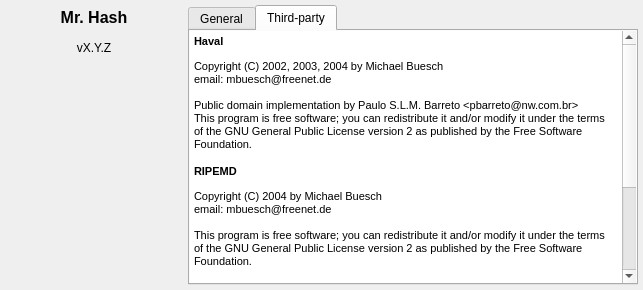
The window that ui/about.ui (rikyoz/MrHash) describes before a commit, drawn with Qt 5.
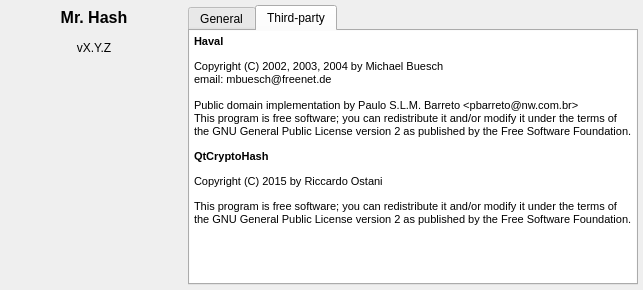
The same window after the commit. The open tabs and pages were chosen to show the change. Icons and pictures are not drawn.

Commit message: Update copyright notes

Diff of the .ui file:
```diff
--- a/ui/about.ui
+++ b/ui/about.ui
@@ -163,11 +163,10 @@
 p, li { white-space: pre-wrap; }
 &lt;/style&gt;&lt;/head&gt;&lt;body style=&quot; font-family:'MS Shell Dlg 2'; font-size:8.25pt; font-weight:400; font-style:normal;&quot;&gt;
 &lt;p style=&quot; margin-top:14px; margin-bottom:12px; margin-left:0px; margin-right:0px; -qt-block-indent:0; text-indent:0px;&quot;&gt;&lt;span style=&quot; font-size:8pt; font-weight:600;&quot;&gt;Haval&lt;/span&gt;&lt;span style=&quot; font-size:8pt;&quot;&gt; &lt;/span&gt;&lt;/p&gt;
-&lt;p style=&quot; margin-top:12px; margin-bottom:12px; margin-left:0px; margin-right:0px; -qt-block-indent:0; text-indent:0px;&quot;&gt;&lt;span style=&quot; font-size:8pt;&quot;&gt;Copyright (C) 2002, 2003, 2004 by Michael Buesch&lt;br /&gt;email: mbuesch@freenet.de&lt;br /&gt;&lt;br /&gt;Public domain implementation by Paulo S.L.M. Barreto &amp;lt;pbarreto@nw.com.br&amp;gt;&lt;br /&gt;This program is free software; you can redistribute it and/or modify it under the terms of the GNU General Public License version 2 as published by the Free Software Foundation. &lt;/span&gt;&lt;/p&gt;
-&lt;p style=&quot; margin-top:14px; margin-bottom:12px; margin-left:0px; margin-right:0px; -qt-block-indent:0; text-indent:0px;&quot;&gt;&lt;span style=&quot; font-size:8pt; font-weight:600;&quot;&gt;RIPEMD&lt;/span&gt;&lt;span style=&quot; font-size:8pt;&quot;&gt; &lt;/span&gt;&lt;/p&gt;
-&lt;p style=&quot; margin-top:12px; margin-bottom:12px; margin-left:0px; margin-right:0px; -qt-block-indent:0; text-indent:0px;&quot;&gt;&lt;span style=&quot; font-size:8pt;&quot;&gt;Copyright (C) 2004 by Michael Buesch&lt;br /&gt;email: mbuesch@freenet.de&lt;br /&gt;&lt;br /&gt;This program is free software; you can redistribute it and/or modify it under the terms of the GNU General Public License version 2 as published by the Free Software Foundation. &lt;/span&gt;&lt;/p&gt;
-&lt;p style=&quot; margin-top:14px; margin-bottom:12px; margin-left:0px; margin-right:0px; -qt-block-indent:0; text-indent:0px;&quot;&gt;&lt;span style=&quot; font-size:8pt; font-weight:600;&quot;&gt;Tiger&lt;/span&gt;&lt;span style=&quot; font-size:8pt;&quot;&gt; &lt;/span&gt;&lt;/p&gt;
-&lt;p style=&quot; margin-top:12px; margin-bottom:12px; margin-left:0px; margin-right:0px; -qt-block-indent:0; text-indent:0px;&quot;&gt;&lt;span style=&quot; font-size:8pt;&quot;&gt;Copyright (C) 2002, 2003, 2004 by Michael Buesch&lt;br /&gt;email: mbuesch@freenet.de&lt;br /&gt;&lt;br /&gt;tiger.c - The TIGER hash function&lt;br /&gt;Copyright (C) 1998, 2001, 2002 Free Software Foundation, Inc.&lt;br /&gt;&lt;br /&gt;This program is free software; you can redistribute it and/or modify it under the terms of the GNU General Public License version 2 as published by the Free Software Foundation. &lt;/span&gt;&lt;/p&gt;&lt;/body&gt;&lt;/html&gt;</string>
+&lt;p style=&quot; margin-top:12px; margin-bottom:12px; margin-left:0px; margin-right:0px; -qt-block-indent:0; text-indent:0px;&quot;&gt;&lt;span style=&quot; font-size:8pt;&quot;&gt;Copyright (C) 2002, 2003, 2004 by Michael Buesch&lt;br /&gt;email: mbuesch@freenet.de&lt;br /&gt;&lt;br /&gt;Public domain implementation by Paulo S.L.M. Barreto &amp;lt;pbarreto@nw.com.br&amp;gt;&lt;br /&gt;This program is free software; you can redistribute it and/or modify it under the terms of the GNU General Public License version 2 as published by the Free Software Foundation.&lt;/span&gt;&lt;/p&gt;
+&lt;p style=&quot; margin-top:12px; margin-bottom:12px; margin-left:0px; margin-right:0px; -qt-block-indent:0; text-indent:0px;&quot;&gt;&lt;span style=&quot; font-size:8pt; font-weight:600;&quot;&gt;QtCryptoHash&lt;/span&gt;&lt;/p&gt;
+&lt;p style=&quot; margin-top:12px; margin-bottom:12px; margin-left:0px; margin-right:0px; -qt-block-indent:0; text-indent:0px;&quot;&gt;&lt;span style=&quot; font-size:8pt;&quot;&gt;Copyright (C) 2015 by Riccardo Ostani&lt;/span&gt;&lt;/p&gt;
+&lt;p style=&quot; margin-top:12px; margin-bottom:12px; margin-left:0px; margin-right:0px; -qt-block-indent:0; text-indent:0px;&quot;&gt;&lt;span style=&quot; font-size:8pt;&quot;&gt;This program is free software; you can redistribute it and/or modify it under the terms of the GNU General Public License version 2 as published by the Free Software Foundation.&lt;/span&gt;&lt;/p&gt;&lt;/body&gt;&lt;/html&gt;</string>
          </property>
         </widget>
        </item>
```
Left out of the diff: 2 changed lines with no effect on the pictures. The commit also changes 1 other file.
